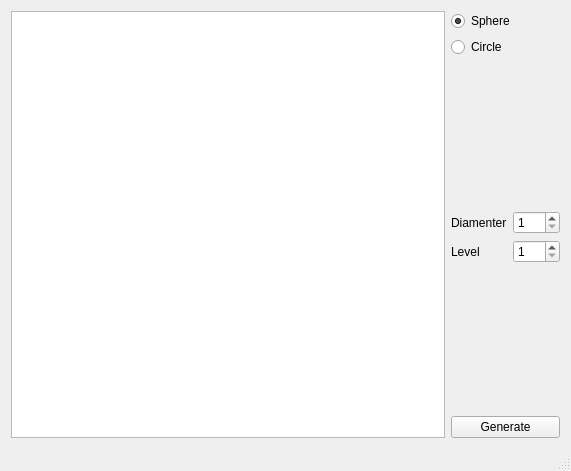
lluchs/MinecraftSphere, file mainwindow.ui: the form before one commit.
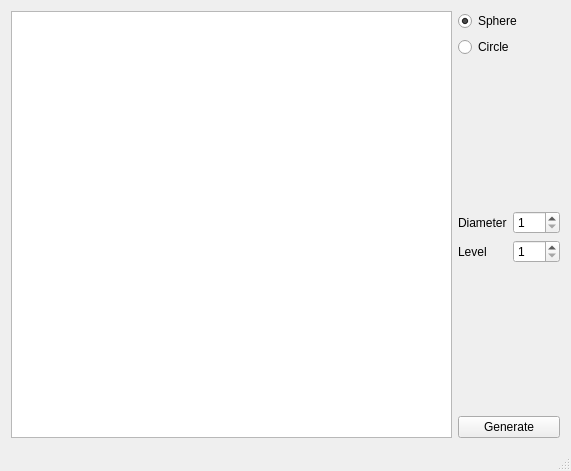
The form after the commit.

Diff of the .ui file:
```diff
--- a/mainwindow.ui
+++ b/mainwindow.ui
@@ -58,7 +58,7 @@
         <item row="0" column="0">
          <widget class="QLabel" name="label">
           <property name="text">
-           <string>Diamenter</string>
+           <string>Diameter</string>
           </property>
          </widget>
         </item>
```
